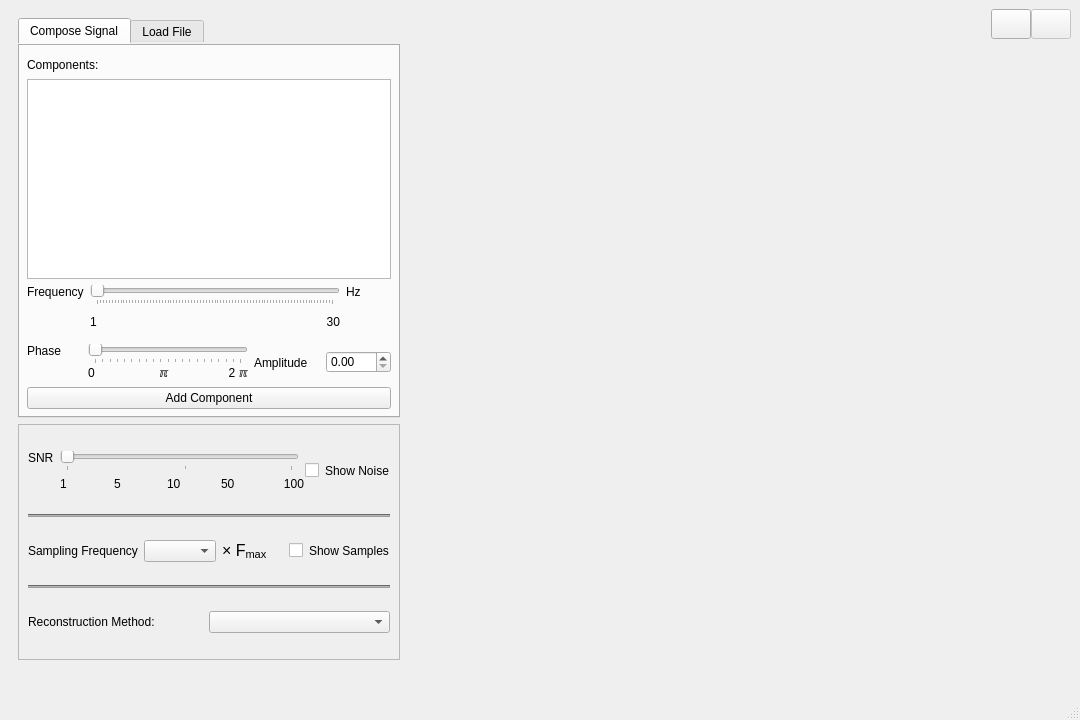
Above: UI/grid_view.ui from MohamedHisham20/Sampling-Theory-Studio before the change. Below: the same form after it.
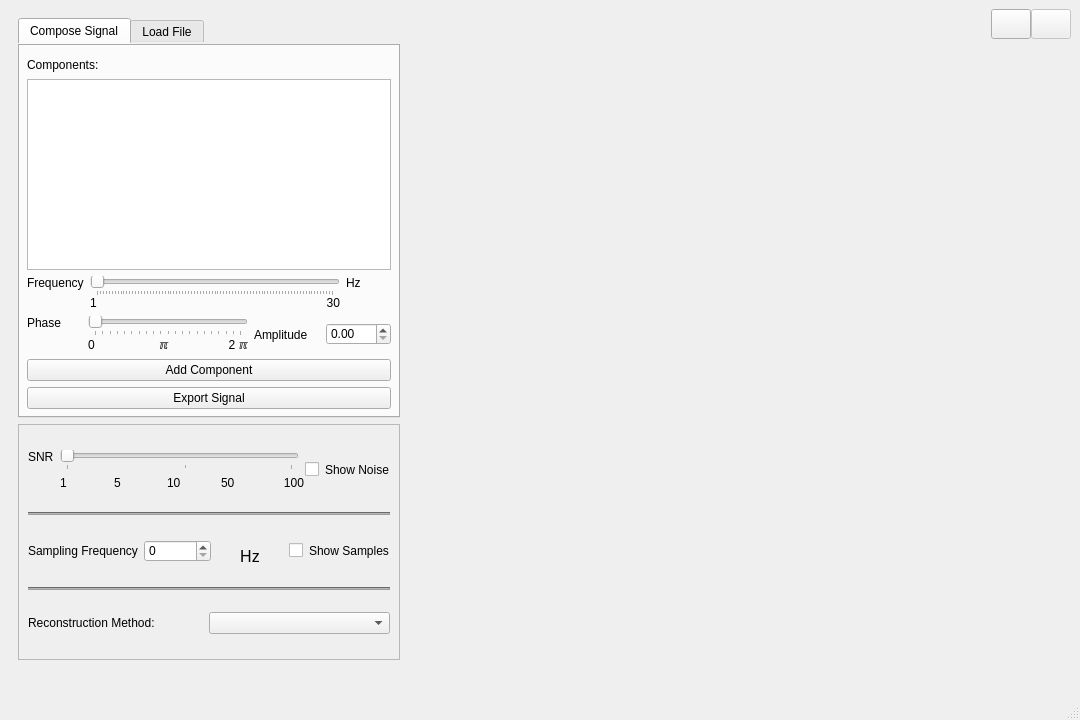
That is the form after the change. Icons and pictures are not drawn.

Commit message: esht5al ya hisham

What changed in the file:
```diff
--- a/UI/grid_view.ui
+++ b/UI/grid_view.ui
@@ -2462,6 +2462,13 @@
              </property>
             </widget>
            </item>
+           <item>
+            <widget class="QPushButton" name="save_signal_button">
+             <property name="text">
+              <string>Export Signal</string>
+             </property>
+            </widget>
+           </item>
           </layout>
          </widget>
          <widget class="QWidget" name="load_file_tab">
@@ -2657,16 +2664,19 @@
              </widget>
             </item>
             <item>
-             <widget class="QComboBox" name="sampling_freq_comboBox"/>
+             <widget class="QSpinBox" name="sampling_freq_spinBox"/>
             </item>
             <item>
              <widget class="QLabel" name="f_max_label">
               <property name="text">
-               <string>&lt;html&gt;&lt;head/&gt;&lt;body&gt;&lt;p&gt;&lt;span style=&quot; font-size:12pt;&quot;&gt;&amp;#215; F&lt;/span&gt;&lt;span style=&quot; font-size:12pt; vertical-align:sub;&quot;&gt;max&lt;/span&gt;&lt;/p&gt;&lt;/body&gt;&lt;/html&gt;</string>
+               <string>&lt;html&gt;&lt;head/&gt;&lt;body&gt;&lt;p&gt;&lt;span style=&quot; font-size:18pt; vertical-align:sub;&quot;&gt;Hz&lt;/span&gt;&lt;/p&gt;&lt;/body&gt;&lt;/html&gt;</string>
               </property>
               <property name="textFormat">
                <enum>Qt::TextFormat::MarkdownText</enum>
               </property>
+              <property name="alignment">
+               <set>Qt::AlignmentFlag::AlignCenter</set>
+              </property>
              </widget>
             </item>
             <item>
```
The commit also changes 2 other files.
